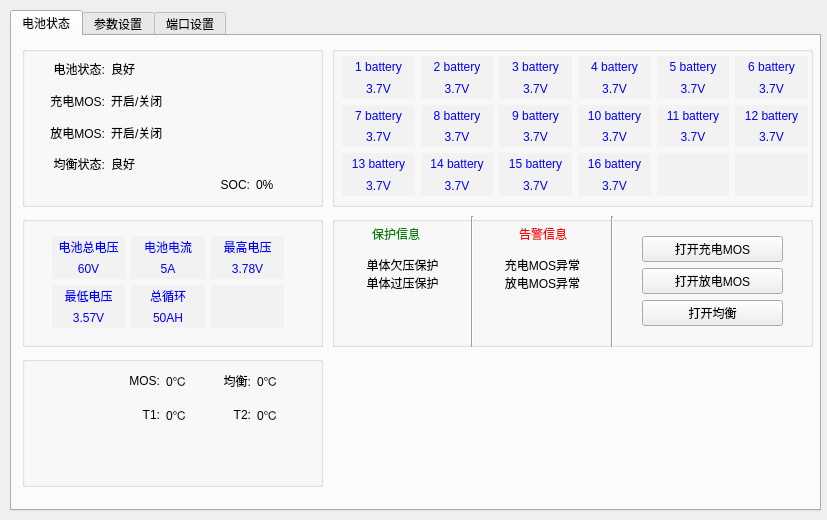
The window that main/mainwindow.ui (kinglon/bms) describes before a commit, drawn with Qt 5.
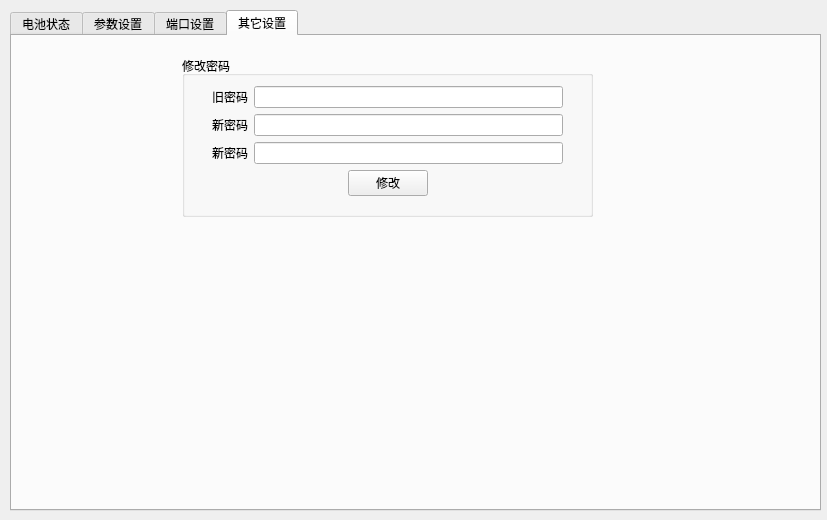
The same window after the commit. The open tabs and pages were chosen to show the change. Icons and pictures are not drawn.

Diff of the .ui file:
```diff
--- a/main/mainwindow.ui
+++ b/main/mainwindow.ui
@@ -2720,6 +2720,127 @@
       </layout>
      </widget>
     </widget>
+    <widget class="QWidget" name="otherTab">
+     <attribute name="title">
+      <string>其它设置</string>
+     </attribute>
+     <widget class="QGroupBox" name="groupBox_7">
+      <property name="geometry">
+       <rect>
+        <x>170</x>
+        <y>20</y>
+        <width>411</width>
+        <height>161</height>
+       </rect>
+      </property>
+      <property name="title">
+       <string>修改密码</string>
+      </property>
+      <widget class="QWidget" name="">
+       <property name="geometry">
+        <rect>
+         <x>30</x>
+         <y>30</y>
+         <width>351</width>
+         <height>111</height>
+        </rect>
+       </property>
+       <layout class="QVBoxLayout" name="verticalLayout_2">
+        <item>
+         <layout class="QHBoxLayout" name="horizontalLayout_7">
+          <item>
+           <widget class="QLabel" name="label_2">
+            <property name="text">
+             <string>旧密码</string>
+            </property>
+           </widget>
+          </item>
+          <item>
+           <widget class="QLineEdit" name="oldPasswordEdit">
+            <property name="echoMode">
+             <enum>QLineEdit::Password</enum>
+            </property>
+           </widget>
+          </item>
+         </layout>
+        </item>
+        <item>
+         <layout class="QHBoxLayout" name="horizontalLayout_8">
+          <item>
+           <widget class="QLabel" name="label_3">
+            <property name="text">
+             <string>新密码</string>
+            </property>
+           </widget>
+          </item>
+          <item>
+           <widget class="QLineEdit" name="newPasswordEdit">
+            <property name="echoMode">
+             <enum>QLineEdit::Password</enum>
+            </property>
+           </widget>
+          </item>
+         </layout>
+        </item>
+        <item>
+         <layout class="QHBoxLayout" name="horizontalLayout_9">
+          <item>
+           <widget class="QLabel" name="label_6">
+            <property name="text">
+             <string>新密码</string>
+            </property>
+           </widget>
+          </item>
+          <item>
+           <widget class="QLineEdit" name="newPasswordEdit2">
+            <property name="echoMode">
+             <enum>QLineEdit::Password</enum>
+            </property>
+           </widget>
+          </item>
+         </layout>
+        </item>
+        <item>
+         <layout class="QHBoxLayout" name="horizontalLayout_10">
+          <item>
+           <spacer name="horizontalSpacer_3">
+            <property name="orientation">
+             <enum>Qt::Horizontal</enum>
+            </property>
+            <property name="sizeHint" stdset="0">
+             <size>
+              <width>40</width>
+              <height>20</height>
+             </size>
+            </property>
+           </spacer>
+          </item>
+          <item>
+           <widget class="QPushButton" name="modifyPasswordButton">
+            <property name="text">
+             <string>修改</string>
+            </property>
+           </widget>
+          </item>
+          <item>
+           <spacer name="horizontalSpacer_4">
+            <property name="orientation">
+             <enum>Qt::Horizontal</enum>
+            </property>
+            <property name="sizeHint" stdset="0">
+             <size>
+              <width>40</width>
+              <height>20</height>
+             </size>
+            </property>
+           </spacer>
+          </item>
+         </layout>
+        </item>
+       </layout>
+      </widget>
+     </widget>
+    </widget>
    </widget>
    <widget class="QWidget" name="layoutWidget33">
     <property name="geometry">
```
Left out of the diff: 2 changed lines with no effect on the pictures.
